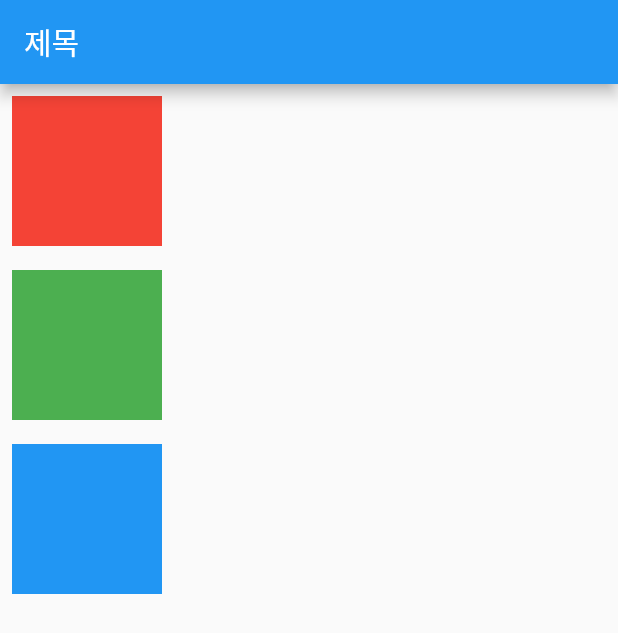
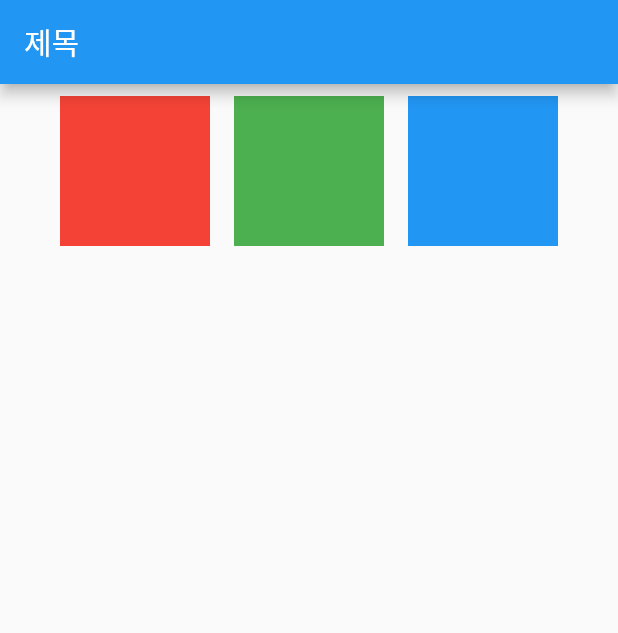
Before and after one commit to chihyeonWON/Flutter-Widget, a Flutter app: the screen it shows after launch, on a phone screen of 412 x 824 dp. Shown: the top 633 px of the screen. Run offline on Flutter 3.47's test engine with Material 2 defaults, Android fonts, the phone set to English and light mode, and no system bars.

Commit message:
Container-Row 실습

```diff
--- a/lib/main.dart
+++ b/lib/main.dart
@@ -24,7 +24,10 @@ class MyHomePage extends StatelessWidget {
       appBar: AppBar(
         title: Text('제목'),
       ),
-      body: Column(
+      body: Row(
+        mainAxisSize: MainAxisSize.max, // 가로로 꽉 채우기
+        mainAxisAlignment: MainAxisAlignment.center, // 가로 방향으로 가운데 정렬
+        crossAxisAlignment: CrossAxisAlignment.center, // 세로 방향으로 가운데 정렬
         children: <Widget>[
           Container(
             color: Colors.red,
```
